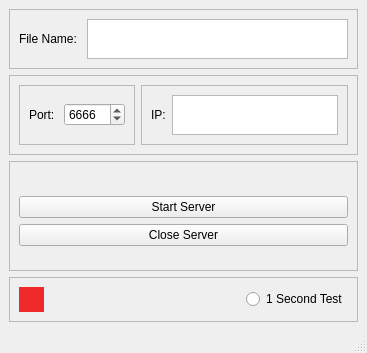
This is SimpleUdpServer/mainwindow.ui in bittoin/Simple-UDP-Server as Qt 5 draws it before an edit. The edited form follows.
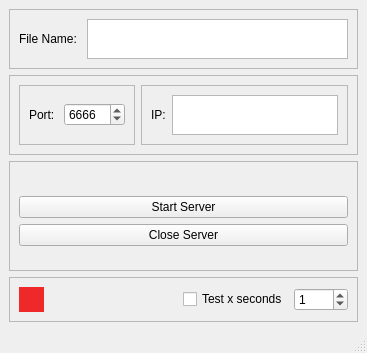
This is the edited form.

Commit message: feat: Can define how many seconds the collect will have

The edit to the form file:
```diff
--- a/SimpleUdpServer/mainwindow.ui
+++ b/SimpleUdpServer/mainwindow.ui
@@ -227,9 +227,19 @@
         </spacer>
        </item>
        <item>
-        <widget class="QRadioButton" name="testBox">
+        <widget class="QCheckBox" name="checkBox">
          <property name="text">
-          <string>1 Second Test</string>
+          <string>Test x seconds</string>
+         </property>
+        </widget>
+       </item>
+       <item>
+        <widget class="QSpinBox" name="spinBox">
+         <property name="maximum">
+          <number>2000</number>
+         </property>
+         <property name="value">
+          <number>1</number>
          </property>
         </widget>
        </item>
```
The commit also changes 2 other files.
